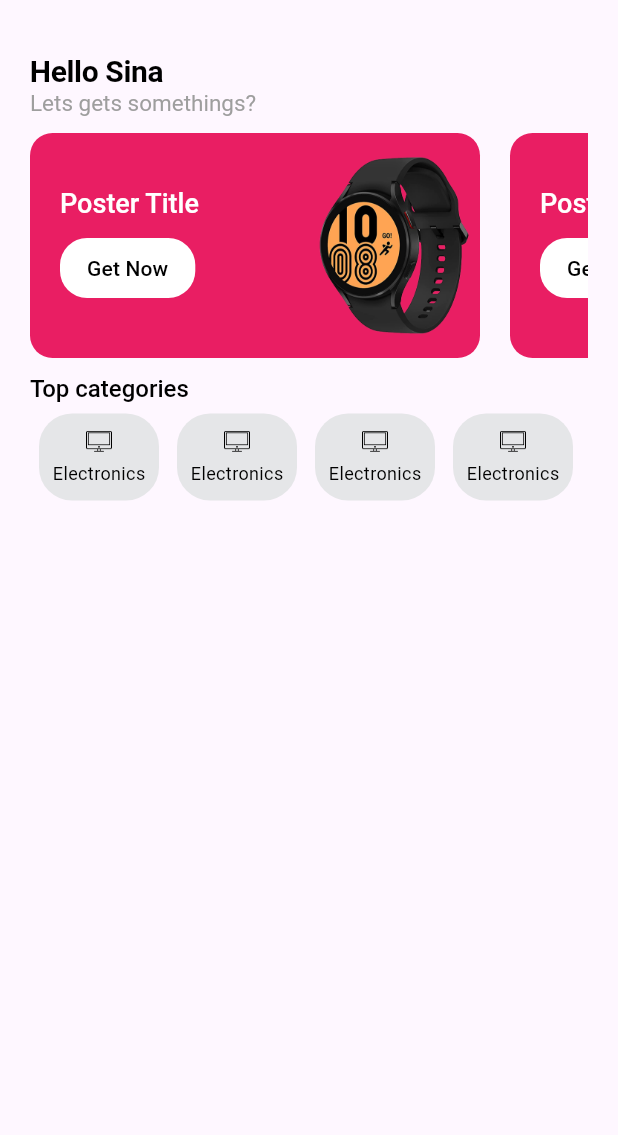
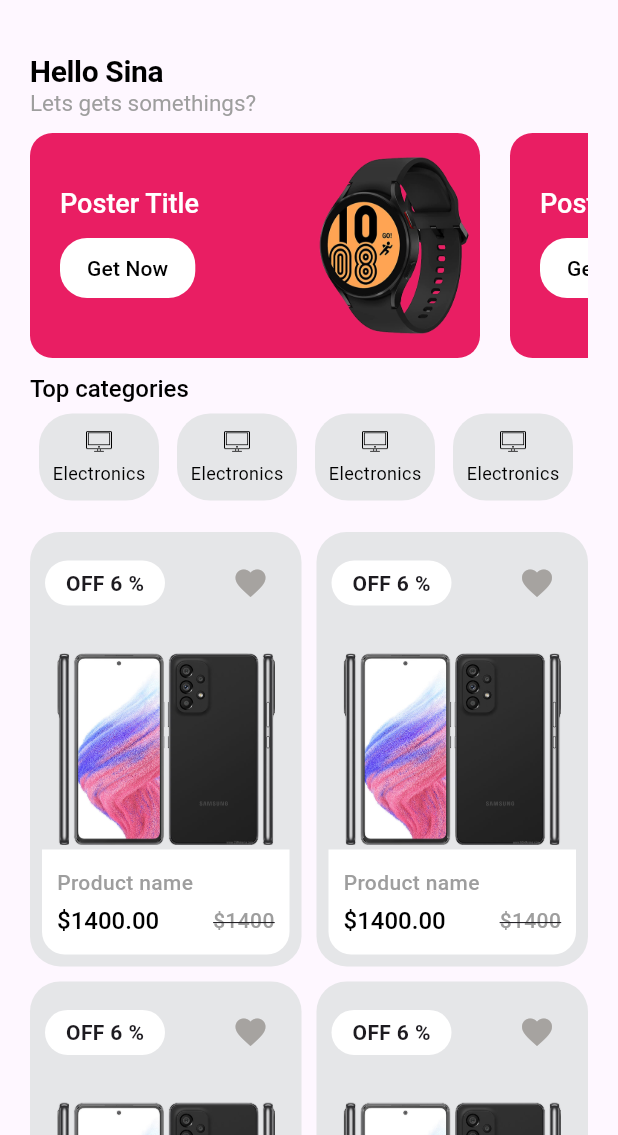
Before and after one commit to mo7ammed-hassan/online_store_client, a Flutter app: the screen it shows after launch, on a phone screen of 412 x 824 dp, the part 101-1236 px from its top. Run offline on Flutter 3.47's test engine with Material 3 defaults, Android fonts, the phone set to English and light mode, and no system bars; our stand-ins replace flutter_login.

Commit message:
create product section and product card

```diff
--- a/lib/features/home/presentation/view/widgets/home_view_body.dart
+++ b/lib/features/home/presentation/view/widgets/home_view_body.dart
@@ -1,4 +1,5 @@
 import 'package:ecommerce_app_with_admin_panel/features/home/presentation/view/widgets/poster_section.dart';
+import 'package:ecommerce_app_with_admin_panel/features/home/presentation/view/widgets/products_sections.dart';
 import 'package:ecommerce_app_with_admin_panel/features/home/presentation/view/widgets/top_category_section.dart';
 import 'package:flutter/material.dart';
 
@@ -27,7 +28,7 @@ class HomeViewBody extends StatelessWidget {
               // top category section
               const TopCategorySection(),
               // product section
-
+              const ProductsSection(),
             ],
           ),
         ),
--- /dev/null
+++ b/lib/features/home/presentation/view/widgets/product_card.dart
@@ -0,0 +1,106 @@
+import 'package:flutter/material.dart';
+
+class ProductCard extends StatelessWidget {
+  const ProductCard({super.key});
+
+  @override
+  Widget build(BuildContext context) {
+    return GridTile(
+      header: Padding(
+        padding: const EdgeInsets.all(10),
+        child: Row(
+          mainAxisAlignment: MainAxisAlignment.spaceBetween,
+          children: [
+            Container(
+              alignment: Alignment.center,
+              width: 80,
+              height: 30,
+              decoration: BoxDecoration(
+                borderRadius: BorderRadius.circular(15),
+                color: Colors.white,
+              ),
+              child: const Text(
+                'OFF 6 %',
+                style: TextStyle(fontWeight: FontWeight.w600),
+              ),
+            ),
+            IconButton(
+              onPressed: () {},
+              icon: const Icon(
+                Icons.favorite,
+                color: Color(0xFFA6A3A0),
+              ),
+            )
+          ],
+        ),
+      ),
+      footer: Padding(
+        padding: const EdgeInsets.all(8.0),
+        child: Container(
+          padding: const EdgeInsets.all(10),
+          height: 70,
+          decoration: const BoxDecoration(
+            color: Colors.white,
+            borderRadius: BorderRadius.only(
+              bottomLeft: Radius.circular(15),
+              bottomRight: Radius.circular(15),
+            ),
+          ),
+          child: Column(
+            mainAxisAlignment: MainAxisAlignment.center,
+            crossAxisAlignment: CrossAxisAlignment.start,
+            children: [
+              const FittedBox(
+                child: Text(
+                  'Product name',
+                  overflow: TextOverflow.ellipsis,
+                  maxLines: 1,
+                  style: TextStyle(
+                    fontWeight: FontWeight.w500,
+                    color: Colors.grey,
+                  ),
+                ),
+              ),
+              const SizedBox(height: 5),
+              Row(
+                mainAxisAlignment: MainAxisAlignment.spaceBetween,
+                children: [
+                  Flexible(
+                    child: Text(
+                      r'$1400.00',
+                      style: Theme.of(context).textTheme.headlineMedium,
+                      overflow: TextOverflow.ellipsis,
+                    ),
+                  ),
+                  const Flexible(
+                    child: Text(
+                      r'$1400',
+                      style: TextStyle(
+                        decoration: TextDecoration.lineThrough,
+                        color: Colors.grey,
+                        fontWeight: FontWeight.w500,
+                      ),
+                      overflow: TextOverflow.ellipsis,
+                    ),
+                  ),
+                ],
+              )
+            ],
+          ),
+        ),
+      ),
+      child: Container(
+        padding: const EdgeInsets.all(15),
+        decoration: BoxDecoration(
+          color: const Color(0xFFE5E6E8),
+          borderRadius: BorderRadius.circular(20),
+        ),
+        child: Image.asset(
+          'assets/product/a53_1.png',
+          fit: BoxFit.scaleDown,
+          scale: 3.0,
+        ),
+      ),
+    );
+  }
+}
--- /dev/null
+++ b/lib/features/home/presentation/view/widgets/products_sections.dart
@@ -0,0 +1,28 @@
+
+import 'package:ecommerce_app_with_admin_panel/features/home/presentation/view/widgets/product_card.dart';
+import 'package:flutter/material.dart';
+
+class ProductsSection extends StatelessWidget {
+  const ProductsSection({super.key});
+
+  @override
+  Widget build(BuildContext context) {
+    return Padding(
+      padding: const EdgeInsets.only(top: 20),
+      child: GridView.builder(
+        itemCount: 10,
+        shrinkWrap: true,
+        physics: const ScrollPhysics(),
+        gridDelegate: const SliverGridDelegateWithFixedCrossAxisCount(
+          crossAxisCount: 2,
+          childAspectRatio: 10 / 16,
+          mainAxisSpacing: 10,
+          crossAxisSpacing: 10,
+        ),
+        itemBuilder: (context, index) {
+          return const ProductCard();
+        },
+      ),
+    );
+  }
+}
```
